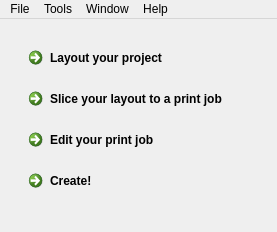
Above: B9Creator/mainwindow.ui from B9Creations/B9Creator before the change. Below: the same form after it.
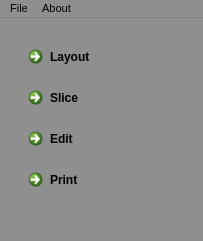
That is the form after the change.

```diff
--- a/B9Creator/mainwindow.ui
+++ b/B9Creator/mainwindow.ui
@@ -6,10 +6,74 @@
    <rect>
     <x>0</x>
     <y>0</y>
-    <width>277</width>
-    <height>232</height>
+    <width>203</width>
+    <height>241</height>
    </rect>
   </property>
+  <property name="palette">
+   <palette>
+    <active>
+     <colorrole role="Base">
+      <brush brushstyle="SolidPattern">
+       <color alpha="255">
+        <red>255</red>
+        <green>255</green>
+        <blue>255</blue>
+       </color>
+      </brush>
+     </colorrole>
+     <colorrole role="Window">
+      <brush brushstyle="SolidPattern">
+       <color alpha="255">
+        <red>143</red>
+        <green>143</green>
+        <blue>143</blue>
+       </color>
+      </brush>
+     </colorrole>
+    </active>
+    <inactive>
+     <colorrole role="Base">
+      <brush brushstyle="SolidPattern">
+       <color alpha="255">
+        <red>255</red>
+        <green>255</green>
+        <blue>255</blue>
+       </color>
+      </brush>
+     </colorrole>
+     <colorrole role="Window">
+      <brush brushstyle="SolidPattern">
+       <color alpha="255">
+        <red>143</red>
+        <green>143</green>
+        <blue>143</blue>
+       </color>
+      </brush>
+     </colorrole>
+    </inactive>
+    <disabled>
+     <colorrole role="Base">
+      <brush brushstyle="SolidPattern">
+       <color alpha="255">
+        <red>143</red>
+        <green>143</green>
+        <blue>143</blue>
+       </color>
+      </brush>
+     </colorrole>
+     <colorrole role="Window">
+      <brush brushstyle="SolidPattern">
+       <color alpha="255">
+        <red>143</red>
+        <green>143</green>
+        <blue>143</blue>
+       </color>
+      </brush>
+     </colorrole>
+    </disabled>
+   </palette>
+  </property>
   <property name="windowTitle">
    <string>B9Creator</string>
   </property>
@@ -28,7 +92,7 @@
      <rect>
       <x>10</x>
       <y>10</y>
-      <width>251</width>
+      <width>181</width>
       <height>180</height>
      </rect>
     </property>
@@ -36,7 +100,7 @@
      <item>
       <widget class="QCommandLinkButton" name="commandLayout">
        <property name="text">
-        <string>Layout your project</string>
+        <string>Layout</string>
        </property>
        <property name="checkable">
         <bool>true</bool>
@@ -46,7 +110,7 @@
      <item>
       <widget class="QCommandLinkButton" name="commandSlice">
        <property name="text">
-        <string>Slice your layout to a print job</string>
+        <string>Slice</string>
        </property>
        <property name="checkable">
         <bool>true</bool>
@@ -56,7 +120,7 @@
      <item>
       <widget class="QCommandLinkButton" name="commandEdit">
        <property name="text">
-        <string>Edit your print job</string>
+        <string>Edit</string>
        </property>
        <property name="checkable">
         <bool>true</bool>
@@ -66,7 +130,7 @@
      <item>
       <widget class="QCommandLinkButton" name="commandPrint">
        <property name="text">
-        <string>Create!</string>
+        <string>Print</string>
        </property>
        <property name="checkable">
         <bool>true</bool>
@@ -76,44 +140,97 @@
     </layout>
    </widget>
   </widget>
+  <widget class="QStatusBar" name="statusBar">
+   <property name="palette">
+    <palette>
+     <active>
+      <colorrole role="WindowText">
+       <brush brushstyle="SolidPattern">
+        <color alpha="255">
+         <red>117</red>
+         <green>0</green>
+         <blue>0</blue>
+        </color>
+       </brush>
+      </colorrole>
+     </active>
+     <inactive>
+      <colorrole role="WindowText">
+       <brush brushstyle="SolidPattern">
+        <color alpha="255">
+         <red>117</red>
+         <green>0</green>
+         <blue>0</blue>
+        </color>
+       </brush>
+      </colorrole>
+     </inactive>
+     <disabled>
+      <colorrole role="WindowText">
+       <brush brushstyle="SolidPattern">
+        <color alpha="255">
+         <red>120</red>
+         <green>120</green>
+         <blue>120</blue>
+        </color>
+       </brush>
+      </colorrole>
+     </disabled>
+    </palette>
+   </property>
+   <property name="font">
+    <font>
+     <pointsize>8</pointsize>
+    </font>
+   </property>
+   <property name="layoutDirection">
+    <enum>Qt::RightToLeft</enum>
+   </property>
+   <property name="sizeGripEnabled">
+    <bool>false</bool>
+   </property>
+  </widget>
   <widget class="QMenuBar" name="menuBar">
    <property name="geometry">
     <rect>
      <x>0</x>
      <y>0</y>
-     <width>277</width>
-     <height>21</height>
+     <width>203</width>
+     <height>19</height>
     </rect>
    </property>
-   <widget class="QMenu" name="menuMain">
+   <property name="font">
+    <font>
+     <pointsize>8</pointsize>
+    </font>
+   </property>
+   <property name="mouseTracking">
+    <bool>true</bool>
+   </property>
+   <property name="acceptDrops">
+    <bool>true</bool>
+   </property>
+   <property name="statusTip">
+    <string/>
+   </property>
+   <property name="defaultUp">
+    <bool>false</bool>
+   </property>
+   <property name="nativeMenuBar">
+    <bool>true</bool>
+   </property>
+   <widget class="QMenu" name="menuFile">
     <property name="title">
      <string>File</string>
     </property>
    </widget>
-   <widget class="QMenu" name="menuTools">
+   <widget class="QMenu" name="menuAbout">
     <property name="title">
-     <string>Tools</string>
+     <string>About</string>
     </property>
    </widget>
-   <widget class="QMenu" name="menuWindow">
-    <property name="title">
-     <string>Window</string>
-    </property>
-   </widget>
-   <widget class="QMenu" name="menuHelp">
-    <property name="title">
-     <string>Help</string>
-    </property>
-   </widget>
-   <addaction name="menuMain"/>
-   <addaction name="menuTools"/>
-   <addaction name="menuWindow"/>
-   <addaction name="menuHelp"/>
-  </widget>
-  <widget class="QStatusBar" name="statusBar">
-   <property name="sizeGripEnabled">
-    <bool>false</bool>
-   </property>
+   <addaction name="menuFile"/>
+   <addaction name="menuAbout"/>
   </widget>
   <action name="actionShow">
    <property name="text">
```
Left out of the diff: 52 changed lines with no effect on the pictures.
